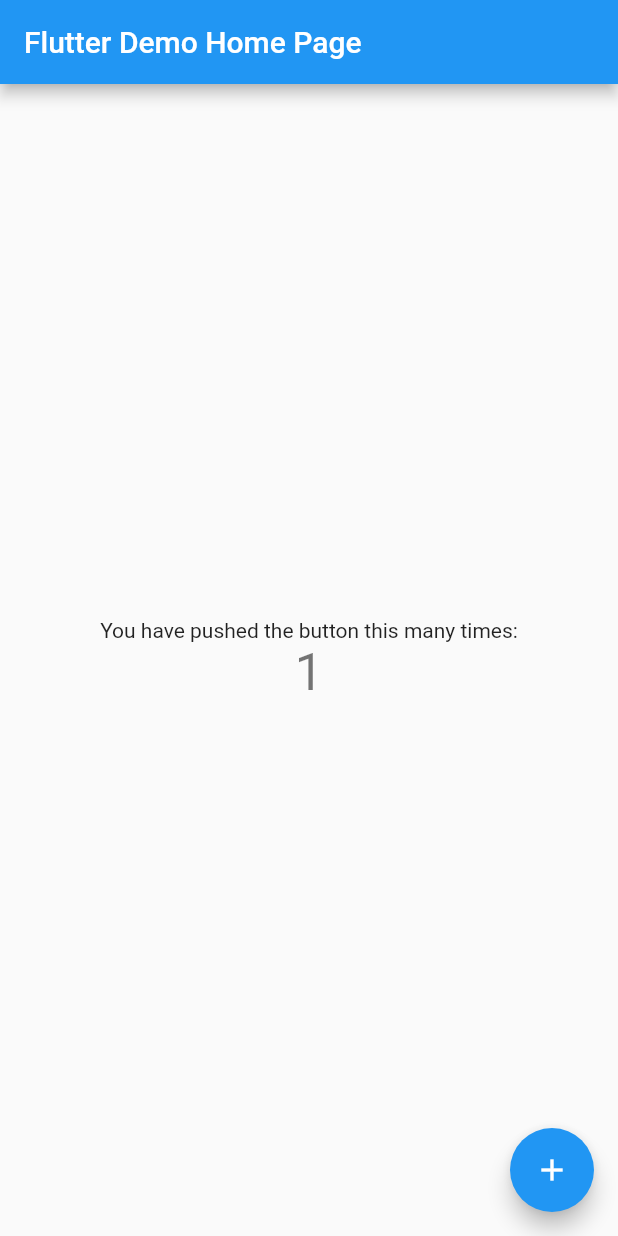
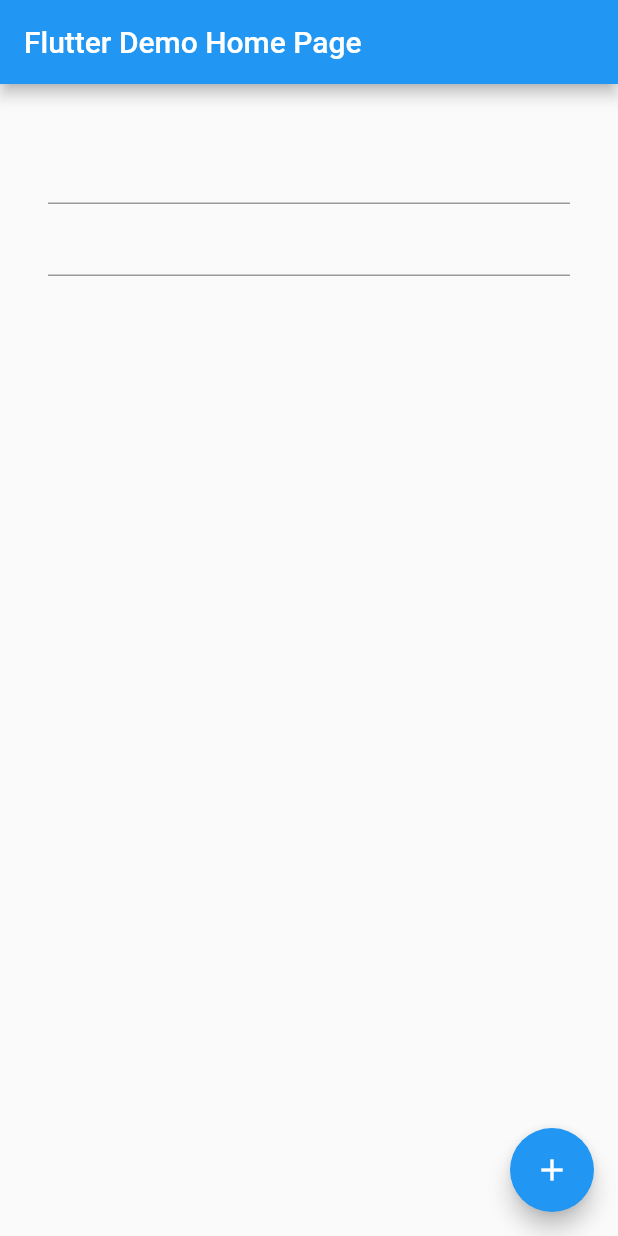
Before and after one commit to Davisdavy/flutter-http, a Flutter app: the screen it shows after launch, after a tap on the "add" icon, on a phone screen of 412 x 824 dp. Run offline on Flutter 3.47's test engine with Material 2 defaults, Android fonts, the phone set to English and light mode, and no system bars.

```diff
--- a/lib/main.dart
+++ b/lib/main.dart
@@ -44,65 +44,28 @@ class MyHomePage extends StatefulWidget {
 }
 
 class _MyHomePageState extends State<MyHomePage> {
-  int _counter = 0;
 
-  void _incrementCounter() {
-    setState(() {
-      // This call to setState tells the Flutter framework that something has
-      // changed in this State, which causes it to rerun the build method below
-      // so that the display can reflect the updated values. If we changed
-      // _counter without calling setState(), then the build method would not be
-      // called again, and so nothing would appear to happen.
-      _counter++;
-    });
-  }
 
   @override
   Widget build(BuildContext context) {
-    // This method is rerun every time setState is called, for instance as done
-    // by the _incrementCounter method above.
-    //
-    // The Flutter framework has been optimized to make rerunning build methods
-    // fast, so that you can just rebuild anything that needs updating rather
-    // than having to individually change instances of widgets.
+
     return Scaffold(
       appBar: AppBar(
         // Here we take the value from the MyHomePage object that was created by
         // the App.build method, and use it to set our appbar title.
         title: Text(widget.title),
       ),
-      body: Center(
-        // Center is a layout widget. It takes a single child and positions it
-        // in the middle of the parent.
+      body: Container(
+        padding: EdgeInsets.all(32),
         child: Column(
-          // Column is also a layout widget. It takes a list of children and
-          // arranges them vertically. By default, it sizes itself to fit its
-          // children horizontally, and tries to be as tall as its parent.
-          //
-          // Invoke "debug painting" (press "p" in the console, choose the
-          // "Toggle Debug Paint" action from the Flutter Inspector in Android
-          // Studio, or the "Toggle Debug Paint" command in Visual Studio Code)
-          // to see the wireframe for each widget.
-          //
-          // Column has various properties to control how it sizes itself and
-          // how it positions its children. Here we use mainAxisAlignment to
-          // center the children vertically; the main axis here is the vertical
-          // axis because Columns are vertical (the cross axis would be
-          // horizontal).
-          mainAxisAlignment: MainAxisAlignment.center,
           children: <Widget>[
-            Text(
-              'You have pushed the button this many times:',
-            ),
-            Text(
-              '$_counter',
-              style: Theme.of(context).textTheme.display1,
-            ),
+            TextField(),
+            TextField(),
           ],
         ),
       ),
       floatingActionButton: FloatingActionButton(
-        onPressed: _incrementCounter,
+        onPressed: (){},
         tooltip: 'Increment',
         child: Icon(Icons.add),
       ), // This trailing comma makes auto-formatting nicer for build methods.
--- a/pubspec.yaml
+++ b/pubspec.yaml
@@ -19,6 +19,7 @@ environment:
 dependencies:
   flutter:
     sdk: flutter
+  http: ^0.12.0+4
 
   # The following adds the Cupertino Icons font to your application.
   # Use with the CupertinoIcons class for iOS style icons.
```
Also changed, not shown: pubspec.lock.
